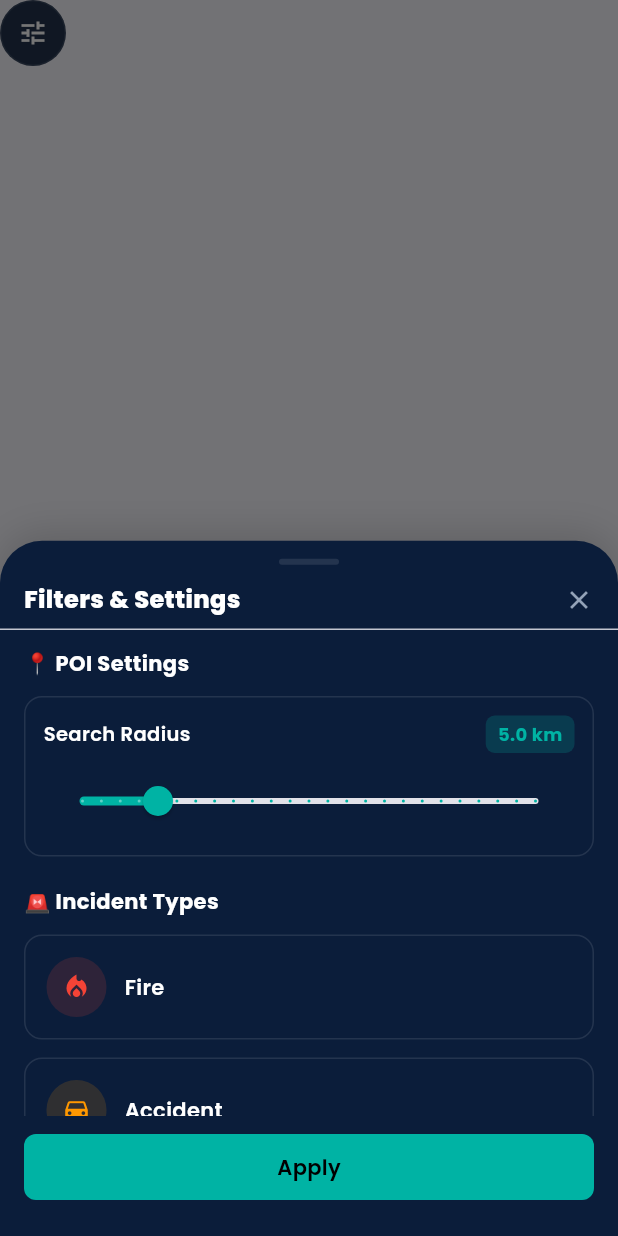
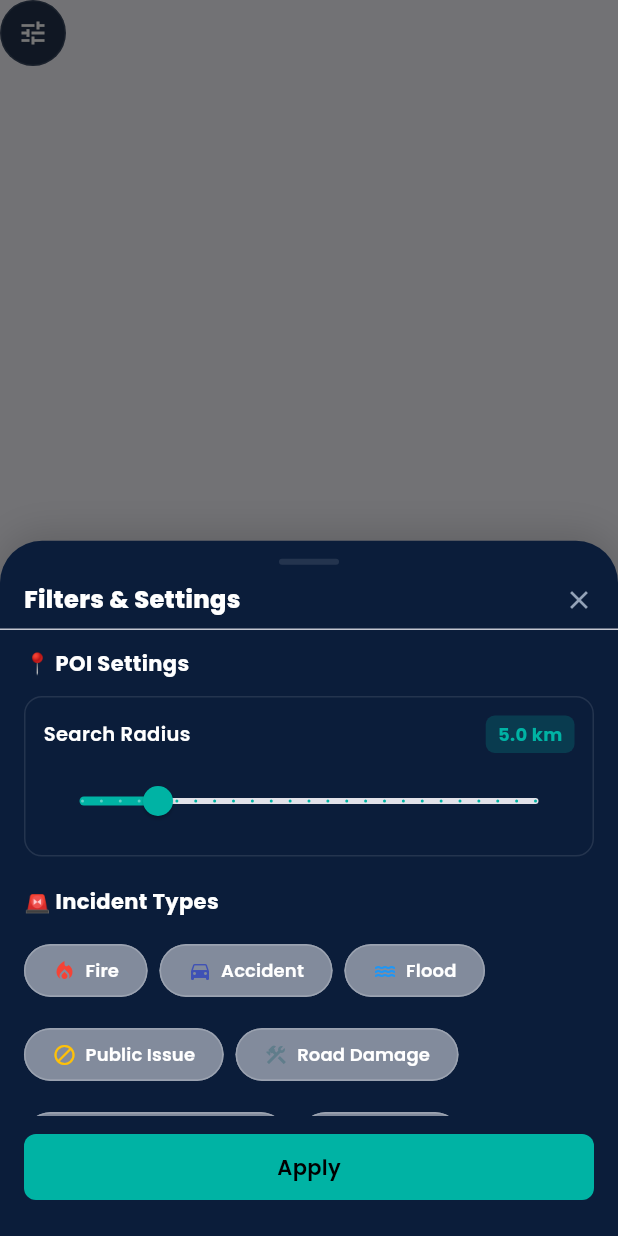
Before and after one commit to omrmhd5/AmanCity, a Flutter app: the MapFilterButton widget shown alone on an empty page, opened directly, after a tap on the "tune" icon, on a phone screen of 412 x 824 dp. Run offline on Flutter 3.47's test engine with Material 3 defaults, Android fonts, the phone set to English and light mode, and no system bars; our stand-ins replace geolocator, google_fonts, google_maps_flutter, image_picker, shared_preferences; accounts and stored records are empty; network calls fail.

Commit message:
Refactor incident type naming for consistency; update related components to reflect changes in incident type keys and display names

```diff
--- a/frontend/lib/utils/incident_types_config.dart
+++ b/frontend/lib/utils/incident_types_config.dart
@@ -14,7 +14,7 @@ class IncidentTypesConfig {
       key: 'Accident',
       displayName: 'Accident',
       icon: Icons.directions_car,
-      color: Colors.orange,
+      color: Colors.indigo,
     ),
     IncidentTypeConfig(
       key: 'Flood',
@@ -23,28 +23,34 @@ class IncidentTypesConfig {
       color: Colors.blue,
     ),
     IncidentTypeConfig(
-      key: 'Public_Issue',
+      key: 'Public Issue',
       displayName: 'Public Issue',
       icon: Icons.block,
       color: Colors.amber,
     ),
     IncidentTypeConfig(
-      key: 'Road_Damage',
+      key: 'Road Damage',
       displayName: 'Road Damage',
       icon: Icons.construction,
-      color: Colors.brown,
+      color: Colors.blueGrey,
     ),
     IncidentTypeConfig(
-      key: 'Damaged_Building',
+      key: 'Damaged Building',
       displayName: 'Damaged Building',
       icon: Icons.domain_disabled,
-      color: Colors.grey,
+      color: Colors.orange,
     ),
     IncidentTypeConfig(
-      key: 'Normal',
-      displayName: 'Normal',
-      icon: Icons.warning,
-      color: Colors.deepPurple,
+      key: 'Firearm',
+      displayName: 'Firearm',
+      icon: Icons.track_changes,
+      color: Colors.pink,
+    ),
+    IncidentTypeConfig(
+      key: 'Cold Weapon',
+      displayName: 'Cold Weapon',
+      icon: Icons.content_cut,
+      color: Colors.cyan,
     ),
   ];
 
--- a/frontend/lib/widgets/map/filter_options_sheet.dart
+++ b/frontend/lib/widgets/map/filter_options_sheet.dart
@@ -13,9 +13,13 @@ class FilterSettings {
 
 class FilterOptionsSheet extends StatefulWidget {
   final double initialRadius;
+  final Set<String> initialSelectedTypes;
 
-  const FilterOptionsSheet({Key? key, this.initialRadius = 5.0})
-    : super(key: key);
+  const FilterOptionsSheet({
+    Key? key,
+    this.initialRadius = 5.0,
+    this.initialSelectedTypes = const {},
+  }) : super(key: key);
 
   @override
   State<FilterOptionsSheet> createState() => _FilterOptionsSheetState();
@@ -31,6 +35,9 @@ class _FilterOptionsSheetState extends State<FilterOptionsSheet> {
   void initState() {
     super.initState();
     radiusKm = widget.initialRadius;
+    // Use exactly what's passed in - map_screen always initializes with all types
+    // so first open will have all, and subsequent opens will have the user's selection
+    selectedIncidentTypes = {...widget.initialSelectedTypes};
   }
 
   @override
@@ -168,8 +175,10 @@ class _FilterOptionsSheetState extends State<FilterOptionsSheet> {
                     ),
                     const SizedBox(height: 12),
 
-                    // Filter options list
-                    Column(
+                    // Filter options list - using FilterChip like map_filter_section
+                    Wrap(
+                      spacing: 8,
+                      runSpacing: 8,
                       children: List.generate(
                         IncidentTypesConfig.allTypes.length,
                         (index) {
@@ -177,67 +186,58 @@ class _FilterOptionsSheetState extends State<FilterOptionsSheet> {
                           final isSelected = selectedIncidentTypes.contains(
                             incident.key,
                           );
-                          return Padding(
-                            padding: const EdgeInsets.only(bottom: 12),
-                            child: GestureDetector(
-                              onTap: () {
+                          return FilterChip(
+                            label: Row(
+                              mainAxisSize: MainAxisSize.min,
+                              children: [
+                                Icon(
+                                  incident.icon,
+                                  size: 16,
+                                  color: isSelected
+                                      ? Colors.white
+                                      : incident.color,
+                                ),
+                                const SizedBox(width: 6),
+                                Text(
+                                  incident.displayName,
+                                  style: TextStyle(
+                                    color: isSelected
+                                        ? Colors.white
+                                        : AppTheme.getPrimaryTextColor(),
+                                    fontWeight: FontWeight.w600,
+                                    fontSize: 12,
+                                  ),
+                                ),
+                              ],
+                            ),
+                            selected: isSelected,
+                            onSelected: (selected) {
                               setState(() {
-                                  if (isSelected) {
+                                if (selected) {
+                                  selectedIncidentTypes.add(incident.key);
+                                } else {
                                   selectedIncidentTypes.remove(incident.key);
-                                  } else {
-                                    selectedIncidentTypes.add(incident.key);
                                 }
                               });
                             },
-                              child: Container(
-                                padding: const EdgeInsets.all(14),
-                                decoration: BoxDecoration(
-                                  color: AppTheme.getCardBackgroundColor(),
-                                  borderRadius: BorderRadius.circular(12),
-                                  border: Border.all(
+                            selectedColor: incident.color,
+                            backgroundColor: AppTheme.getCardBackgroundColor(),
+                            side: BorderSide(
                               color: isSelected
                                   ? incident.color
                                   : AppTheme.getBorderColor(),
                               width: isSelected ? 2 : 1,
                             ),
+                            padding: const EdgeInsets.symmetric(
+                              horizontal: 10,
+                              vertical: 8,
                             ),
-                                child: Row(
-                                  children: [
-                                    Container(
-                                      width: 40,
-                                      height: 40,
-                                      decoration: BoxDecoration(
-                                        shape: BoxShape.circle,
-                                        color: incident.color.withOpacity(0.15),
-                                      ),
-                                      child: Icon(
-                                        incident.icon,
-                                        color: incident.color,
-                                        size: 20,
-                                      ),
-                                    ),
-                                    const SizedBox(width: 12),
-                                    Expanded(
-                                      child: CustomText(
-                                        text: incident.displayName,
-                                        size: 14,
-                                        weight: FontWeight.w600,
-                                        color: AppTheme.getPrimaryTextColor(),
-                                      ),
-                                    ),
-                                    if (isSelected)
-                                      Icon(
-                                        Icons.check_circle,
-                                        color: incident.color,
-                                        size: 20,
-                                      ),
-                                  ],
-                                ),
-                              ),
+                            shape: RoundedRectangleBorder(
+                              borderRadius: BorderRadius.circular(18),
                             ),
                           );
                         },
-                      ),
+                      ).toList(),
                     ),
                   ],
                 ),
--- a/frontend/lib/widgets/map/map_filter_button.dart
+++ b/frontend/lib/widgets/map/map_filter_button.dart
@@ -6,12 +6,14 @@ class MapFilterButton extends StatelessWidget {
   final VoidCallback? onFilterPressed;
   final Function(FilterSettings settings)? onSettingsChanged;
   final double currentRadius;
+  final Set<String> selectedIncidentTypes;
 
   const MapFilterButton({
     Key? key,
     this.onFilterPressed,
     this.onSettingsChanged,
     this.currentRadius = 5.0,
+    this.selectedIncidentTypes = const {},
   }) : super(key: key);
 
   @override
@@ -32,8 +34,10 @@ class MapFilterButton extends StatelessWidget {
             showModalBottomSheet(
               context: context,
               backgroundColor: Colors.transparent,
-              builder: (context) =>
-                  FilterOptionsSheet(initialRadius: currentRadius),
+              builder: (context) => FilterOptionsSheet(
+                initialRadius: currentRadius,
+                initialSelectedTypes: selectedIncidentTypes,
+              ),
             ).then((result) {
               if (result is FilterSettings) {
                 onSettingsChanged?.call(result);
--- a/frontend/lib/widgets/map/map_filter_section.dart
+++ b/frontend/lib/widgets/map/map_filter_section.dart
@@ -9,12 +9,14 @@ class MapFilterSection extends StatefulWidget {
   final ValueChanged<String?>? onFilterChanged;
   final Function(FilterSettings settings)? onSettingsChanged;
   final double currentRadius;
+  final Set<String> selectedIncidentTypes;
 
   const MapFilterSection({
     Key? key,
     this.onFilterChanged,
     this.onSettingsChanged,
     this.currentRadius = 5.0,
+    this.selectedIncidentTypes = const {},
   }) : super(key: key);
 
   @override
@@ -63,6 +65,7 @@ class _MapFilterSectionState extends State<MapFilterSection> {
               const SizedBox(width: 12),
               MapFilterButton(
                 currentRadius: widget.currentRadius,
+                selectedIncidentTypes: widget.selectedIncidentTypes,
                 onSettingsChanged: widget.onSettingsChanged,
               ),
             ],
--- a/frontend/lib/widgets/map/nearby_alerts_sheet.dart
+++ b/frontend/lib/widgets/map/nearby_alerts_sheet.dart
@@ -99,7 +99,7 @@ class _NearbyAlertsSheetState extends State<NearbyAlertsSheet>
     } else if (color.value == Colors.orange.value) {
       typeString = 'Accident';
     } else if (color.value == Colors.amber.value) {
-      typeString = 'Public_Issue';
+      typeString = 'Public Issue';
     }
 
     return MapIncident(
```
Also changed, not shown: frontend/lib/screens/map_screen.dart (+32 -3 lines), 3 other files. Lines whose indentation alone changed are shown as unchanged.
